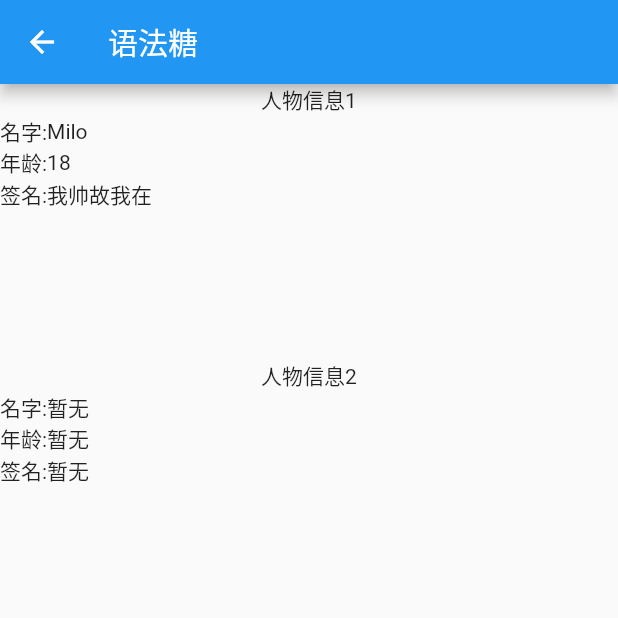
After one commit to yanjunhui2014/fz_flutter_share, a Flutter app: the screen it shows after launch, after a tap on "语法糖", on a phone screen of 412 x 824 dp, the top half of it. The commit adds this screen. Run offline on Flutter 3.47's test engine with Material 2 defaults, Android fonts, the phone set to English and light mode, and no system bars.

Commit message:
feat 1、添加语法糖、跳转演示代码；

```diff
--- a/lib/main.dart
+++ b/lib/main.dart
@@ -1,41 +1,43 @@
+import 'dart:async';
+
+import 'package:ShareDemo/utils/FZLog.dart';
 import 'package:flutter/material.dart';
 
-void main() => runApp(MyApp());
+import 'ui/DemoGrammarSugarWidget.dart';
+import 'ui/DemoNavigationTargetWidget.dart';
+
+void main() {
+  runApp(MyApp());
+}
 
 class MyApp extends StatelessWidget {
   // This widget is the root of your application.
+  static const Router_DemoGrammarSugar = 'demo/DemoGrammarSugarWidget';
+  static const Router_DemoNavigation = 'demo/DemoNavigationTargetWidget';
+
+  Map<String, WidgetBuilder> routers = {
+    "$Router_DemoGrammarSugar": (BuildContext context) =>
+        DemoGrammarSugarWidget(),
+    "$Router_DemoNavigation": (BuildContext context) =>
+        DemoNavigationTargetWidget(pageFrom: "pushNamed路由策略"),
+  };
+
   @override
   Widget build(BuildContext context) {
     return MaterialApp(
       title: 'Flutter Demo',
       theme: ThemeData(
-        // This is the theme of your application.
-        //
-        // Try running your application with "flutter run". You'll see the
-        // application has a blue toolbar. Then, without quitting the app, try
-        // changing the primarySwatch below to Colors.green and then invoke
-        // "hot reload" (press "r" in the console where you ran "flutter run",
-        // or press Run > Flutter Hot Reload in a Flutter IDE). Notice that the
-        // counter didn't reset back to zero; the application is not restarted.
         primarySwatch: Colors.blue,
+        visualDensity: VisualDensity.adaptivePlatformDensity,
       ),
-      home: MyHomePage(title: 'Flutter Demo Home Page'),
+      routes: routers,
+      home: MyHomePage(title: 'Flutter Demo'),
     );
   }
 }
 
 class MyHomePage extends StatefulWidget {
   MyHomePage({Key key, this.title}) : super(key: key);
-
-  // This widget is the home page of your application. It is stateful, meaning
-  // that it has a State object (defined below) that contains fields that affect
-  // how it looks.
-
-  // This class is the configuration for the state. It holds the values (in this
-  // case the title) provided by the parent (in this case the App widget) and
-  // used by the build method of the State. Fields in a Widget subclass are
-  // always marked "final".
-
   final String title;
 
   @override
@@ -43,68 +45,90 @@ class MyHomePage extends StatefulWidget {
 }
 
 class _MyHomePageState extends State<MyHomePage> {
-  int _counter = 0;
-
-  void _incrementCounter() {
-    setState(() {
-      // This call to setState tells the Flutter framework that something has
-      // changed in this State, which causes it to rerun the build method below
-      // so that the display can reflect the updated values. If we changed
-      // _counter without calling setState(), then the build method would not be
-      // called again, and so nothing would appear to happen.
-      _counter++;
-    });
-  }
-
   @override
   Widget build(BuildContext context) {
-    // This method is rerun every time setState is called, for instance as done
-    // by the _incrementCounter method above.
-    //
-    // The Flutter framework has been optimized to make rerunning build methods
-    // fast, so that you can just rebuild anything that needs updating rather
-    // than having to individually change instances of widgets.
     return Scaffold(
       appBar: AppBar(
-        // Here we take the value from the MyHomePage object that was created by
-        // the App.build method, and use it to set our appbar title.
         title: Text(widget.title),
       ),
-      body: Center(
-        // Center is a layout widget. It takes a single child and positions it
-        // in the middle of the parent.
+      body: SingleChildScrollView(
         child: Column(
-          // Column is also a layout widget. It takes a list of children and
-          // arranges them vertically. By default, it sizes itself to fit its
-          // children horizontally, and tries to be as tall as its parent.
-          //
-          // Invoke "debug painting" (press "p" in the console, choose the
-          // "Toggle Debug Paint" action from the Flutter Inspector in Android
-          // Studio, or the "Toggle Debug Paint" command in Visual Studio Code)
-          // to see the wireframe for each widget.
-          //
-          // Column has various properties to control how it sizes itself and
-          // how it positions its children. Here we use mainAxisAlignment to
-          // center the children vertically; the main axis here is the vertical
-          // axis because Columns are vertical (the cross axis would be
-          // horizontal).
-          mainAxisAlignment: MainAxisAlignment.center,
+          mainAxisAlignment: MainAxisAlignment.start,
           children: <Widget>[
-            Text(
-              'You have pushed the button this many times:',
-            ),
-            Text(
-              '$_counter',
-              style: Theme.of(context).textTheme.headline4,
-            ),
+            _itemButton('语法糖', MyApp.Router_DemoGrammarSugar),
+            _itemButton('页面跳转', MyApp.Router_DemoNavigation),
+            // _itemButton("手势监听", "gesture"),
+            // _itemButton("图片加载（静态图、gif）", "imagetest"),
+            // _itemButton("网络请求测试", "network_test"),
+            // _itemButton("录音测试", "record_page"),
+            // _itemButton("自定义视图-圆形进度条", "circle_progress"),
+            // _itemButton("native通信-methodcall", "MethodCallPage")
+            // _itemButton("plugin demo", PluginUse(), "plugin"),
+            // _itemButton("lessGroup demo", LessGroupWidget(), "lessGroup"),
+            // _itemButton(
+            //     "statefulGroup demo", StatefulGroupWidget(), "statefulGroup"),
+            // _itemButton(
+            //     "flutterLayout demo", FlutterLayoutPage(), "flutterLayout"),
+            // _itemButton("listviewtest", ListViewTest(), "listviewtest"),
           ],
         ),
-      ),
-      floatingActionButton: FloatingActionButton(
-        onPressed: _incrementCounter,
-        tooltip: 'Increment',
-        child: Icon(Icons.add),
       ), // This trailing comma makes auto-formatting nicer for build methods.
     );
   }
+
+  _itemButton(String title, String routeName) {
+    return Container(
+      child: RaisedButton(
+        onPressed: () {
+          if (routeName == MyApp.Router_DemoNavigation) {
+            showNavigationDialog(MyApp.Router_DemoNavigation);
+          } else {
+            Navigator.pushNamed(context, routeName);
+          }
+        },
+        child: Text(title),
+      ),
+    );
+  }
+
+  Future<void> showNavigationDialog(String routeName) async {
+    FZLog.d(" showNavigationDialog ");
+    int i = await showDialog<int>(
+        context: context,
+        builder: (BuildContext context) {
+          return SimpleDialog(
+            title: const Text('请选跳转方式'),
+            children: <Widget>[
+              SimpleDialogOption(
+                onPressed: () {
+                  Navigator.of(context).pop();//必须在push之前调用，否则无法正常关闭对话框或正常跳转
+                  Navigator.pushNamed(context, routeName,
+                          arguments: "大罗是我们村最靓的仔")
+                      .then((value) => {});
+                  // dismissDialog(context);
+                },
+                child: Padding(
+                  padding: const EdgeInsets.symmetric(vertical: 6),
+                  child: const Text('pushNamed路由策略'),
+                ),
+              ),
+              SimpleDialogOption(
+                onPressed: () {
+                  Navigator.of(context).pop();
+                  Navigator.of(context).push(MaterialPageRoute(
+                      builder: (context) =>
+                          DemoNavigationTargetWidget(pageFrom: "push策略"),
+                      settings: RouteSettings(arguments: "行者孙，我叫一声你敢答应吗")));
+                  // dismissDialog(context);
+                },
+                child: Padding(
+                  padding: const EdgeInsets.symmetric(vertical: 6),
+                  child: const Text('push策略'),
+                ),
+              ),
+            ],
+          );
+        });
+  }
+
 }
--- /dev/null
+++ b/lib/ui/DemoGrammarSugarWidget.dart
@@ -0,0 +1,63 @@
+import 'package:ShareDemo/data/bean/GrammarSugarPeople.dart';
+import 'package:flutter/material.dart';
+
+///语法糖展示demo
+class DemoGrammarSugarWidget extends StatefulWidget {
+  @override
+  State<StatefulWidget> createState() {
+    return DemoGrammarSugarState();
+  }
+}
+
+class DemoGrammarSugarState extends State {
+  GrammarSugarPeople _people = null;
+  // GrammarSugarPeople _people = new GrammarSugarPeople()
+  //   ..userName = 'LiLei'
+  //   ..age = '100'
+  //   ..sign = 'Hello HanMeiMei';
+
+  Map map = {
+    'userName': 'Milo',
+    'age': '18',
+    'sign': '我帅故我在',
+  };
+
+  @override
+  Widget build(BuildContext context) {
+    return Scaffold(
+        appBar: AppBar(
+          title: Text("语法糖"),
+        ),
+        body: Container(
+          child: Column(
+            children: <Widget>[
+              Text('人物信息1'),
+              item("名字", map['userName']),
+              item("年龄", map['age']),
+              item("签名", map['sign']),
+              Container(
+                width: 100,
+                height: 100,
+              ),
+              Text(
+                '人物信息2',
+              ),
+              item("名字", _people?.userName),
+              item("年龄", _people?.age),
+              item("签名", _people?.sign),
+            ],
+          ),
+        ));
+  }
+
+  item(String key, String value) {
+    return Row(
+      children: <Widget>[Text(key + ":"), Text(value ?? '暂无')],
+    );
+  }
+}
+
+// step0: 正常运行
+// step1: 去掉 line45 的 ?. 给大家看报错信息, 并讲解为什么会报错，讲解 ?. 的作用
+// step2: 修改 line21 的 age 值为 null, 得到年龄：暂无，并讲解语法糖 ?? 的作用
+// step3: 打开 line14-17 的 _people 实例， 并语法糖 '..' 的作用
--- a/pubspec.yaml
+++ b/pubspec.yaml
@@ -1,4 +1,4 @@
-name: fz_flutter_share
+name: ShareDemo
 description: A new Flutter module.
 
 # The following defines the version and build number for your application.
```
Also changed, not shown: lib/data/bean/GrammarSugarPeople.dart (added, +8 -0 lines), lib/ui/DemoNavigationTargetWidget.dart (added, +38 -0 lines), lib/utils/FZLog.dart (added, +7 -0 lines), 2 other files.
